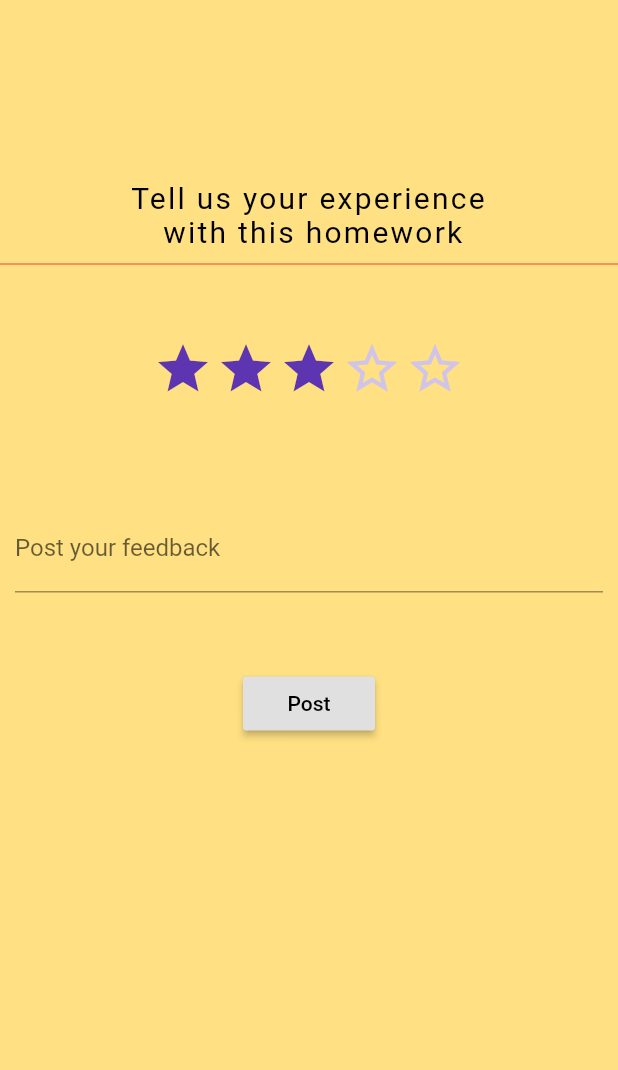
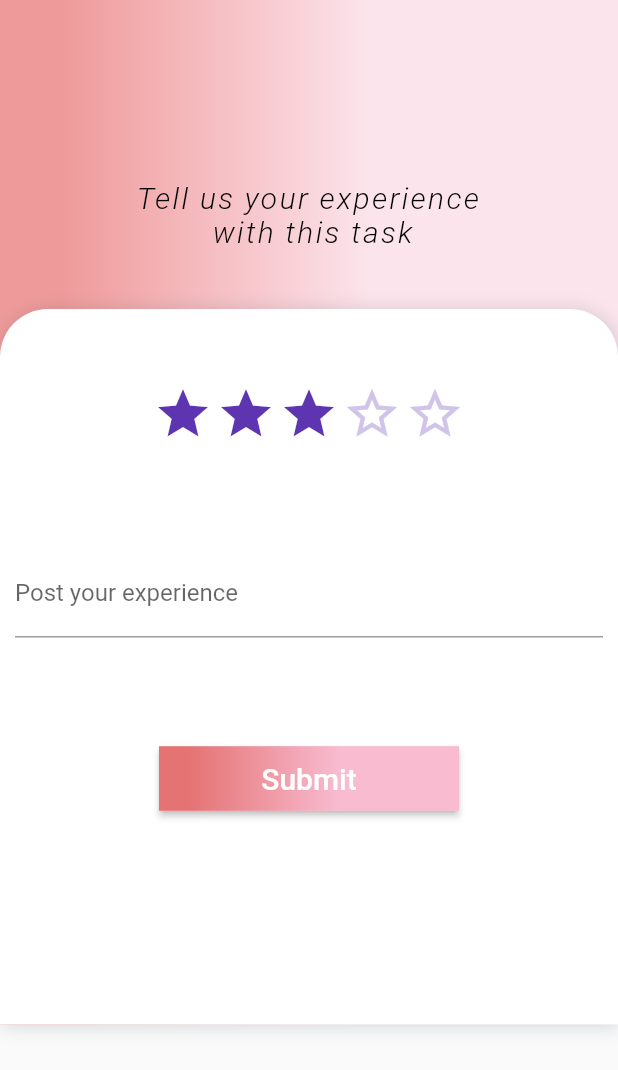
Before and after one commit to CostaHiripis/Project-Inovate, a Flutter app: the Rating screen opened directly, on a phone screen of 412 x 824 dp. Shown: the top 1070 px of the screen. Run offline on Flutter 3.47's test engine with Material 2 defaults, Android fonts, the phone set to English and light mode, and no system bars; drawn by our look-alikes of smooth_star_rating; our stand-ins replace cloud_firestore, firebase_auth, flutter_local_notifications, flutter_secure_storage, google_fonts, random_string and 2 more; missing offline and left inert: password; accounts and stored records are empty.

Commit message:
Created rating review page and changed rating page
1.Now after user clickes on completed event he is redirected to new page RatingReview. It has a bried summorize of event
2.Rating page now has a new ui
3.After user clicks on event that is not completed he is redirected to rating page and after submiting event is marked as completed

```diff
--- /dev/null
+++ b/lib/reviewDisplay/design_course_app_theme.dart
@@ -0,0 +1,94 @@
+import 'package:flutter/material.dart';
+
+class DesignCourseAppTheme {
+  DesignCourseAppTheme._();
+
+  static const Color notWhite = Color(0xFFEDF0F2);
+  static const Color nearlyWhite = Color(0xFFFFFFFF);
+  static const Color nearlyBlue = Color(0xFF00B6F0);
+  static const Color nearlyBlack = Color(0xFF213333);
+  static const Color grey = Color(0xFF3A5160);
+  static const Color dark_grey = Color(0xFF313A44);
+
+  static const Color darkText = Color(0xFF253840);
+  static const Color darkerText = Color(0xFF17262A);
+  static const Color lightText = Color(0xFF4A6572);
+  static const Color deactivatedText = Color(0xFF767676);
+  static const Color dismissibleBackground = Color(0xFF364A54);
+  static const Color chipBackground = Color(0xFFEEF1F3);
+  static const Color spacer = Color(0xFFF2F2F2);
+
+  static const TextTheme textTheme = TextTheme(
+    headline4: display1,
+    headline5: headline,
+    headline6: title,
+    subtitle2: subtitle,
+    bodyText1: body2,
+    bodyText2: body1,
+    caption: caption,
+  );
+
+  static const TextStyle display1 = TextStyle(
+    // h4 -> display1
+    fontFamily: 'WorkSans',
+    fontWeight: FontWeight.bold,
+    fontSize: 36,
+    letterSpacing: 0.4,
+    height: 0.9,
+    color: darkerText,
+  );
+
+  static const TextStyle headline = TextStyle(
+    // h5 -> headline
+    fontFamily: 'WorkSans',
+    fontWeight: FontWeight.bold,
+    fontSize: 24,
+    letterSpacing: 0.27,
+    color: darkerText,
+  );
+
+  static const TextStyle title = TextStyle(
+    // h6 -> title
+    fontFamily: 'WorkSans',
+    fontWeight: FontWeight.bold,
+    fontSize: 16,
+    letterSpacing: 0.18,
+    color: darkerText,
+  );
+
+  static const TextStyle subtitle = TextStyle(
+    // subtitle2 -> subtitle
+    fontFamily: 'WorkSans',
+    fontWeight: FontWeight.w400,
+    fontSize: 14,
+    letterSpacing: -0.04,
+    color: darkText,
+  );
+
+  static const TextStyle body2 = TextStyle(
+    // body1 -> body2
+    fontFamily: 'WorkSans',
+    fontWeight: FontWeight.w400,
+    fontSize: 14,
+    letterSpacing: 0.2,
+    color: darkText,
+  );
+
+  static const TextStyle body1 = TextStyle(
+    // body2 -> body1
+    fontFamily: 'WorkSans',
+    fontWeight: FontWeight.w400,
+    fontSize: 16,
+    letterSpacing: -0.05,
+    color: darkText,
+  );
+
+  static const TextStyle caption = TextStyle(
+    // Caption -> caption
+    fontFamily: 'WorkSans',
+    fontWeight: FontWeight.w400,
+    fontSize: 12,
+    letterSpacing: 0.2,
+    color: lightText, // was lightText
+  );
+}
--- a/lib/services/rating.dart
+++ b/lib/services/rating.dart
@@ -2,6 +2,7 @@ import 'dart:async';
 
 import 'package:CheckOff/app.dart';
 import 'package:CheckOff/calendarpage.dart';
+import 'package:CheckOff/reviewDisplay/design_course_app_theme.dart';
 import 'package:CheckOff/services/auth.dart';
 import 'package:cloud_firestore/cloud_firestore.dart';
 import 'package:firebase_auth/firebase_auth.dart';
@@ -54,8 +55,21 @@ class _RatingState extends State<Rating> {
   @override
   Widget build(BuildContext context) {
     return Scaffold(
-        backgroundColor: Colors.amber[200],
+        // backgroundColor: Colors.redAccent[50],
         body: SingleChildScrollView(
+            child: Container(
+      // color: Colors.red[200],
+      decoration: BoxDecoration(
+        gradient: LinearGradient(stops: [
+          0.1,
+          0.6,
+        ], colors: [
+          Colors.red[200],
+          Colors.pink[50]
+        ]),
+        // border: new Border.all(color: Colors.white, width: 5.0),
+        // borderRadius: new BorderRadius.circular(10.0),
+      ),
       child: Column(
         children: <Widget>[
           SizedBox(
@@ -64,18 +78,38 @@ class _RatingState extends State<Rating> {
           Container(
             // color: Colors.black,
             margin: EdgeInsets.fromLTRB(0, 20, 0, 0),
-              child: Text('Tell us your experience \n with this homework',
+            child: Text('Tell us your experience \n with this task',
                 textAlign: TextAlign.center,
                 style: TextStyle(
-                      color: Colors.black, fontSize: 20, letterSpacing: 1.5)),
+                    fontStyle: FontStyle.italic,
+                    fontWeight: FontWeight.w300,
+                    color: Colors.black,
+                    fontSize: 20,
+                    letterSpacing: 1.5)),
           ),
-            Divider(
-              height: 20,
-              color: Colors.red,
-            ),
+          // Divider(
+          //   height: 20,
+          //   color: Colors.pink,
+          // ),
           SizedBox(
             height: 40,
           ),
+          Container(
+            decoration: BoxDecoration(
+              color: DesignCourseAppTheme.nearlyWhite,
+              borderRadius: const BorderRadius.only(
+                  topLeft: Radius.circular(32.0),
+                  topRight: Radius.circular(32.0)),
+              boxShadow: <BoxShadow>[
+                BoxShadow(
+                    color: DesignCourseAppTheme.grey.withOpacity(0.2),
+                    offset: const Offset(1.1, 1.1),
+                    blurRadius: 10.0),
+              ],
+            ),
+            child: Column(
+              children: <Widget>[
+                SizedBox(height: 50),
                 SmoothStarRating(
                   rating: rating,
                   isReadOnly: false,
@@ -100,7 +134,7 @@ class _RatingState extends State<Rating> {
                   // color: Colors.blue,
                   child: TextFormField(
                     decoration: const InputDecoration(
-                  labelText: 'Post your feedback',
+                      labelText: 'Post your experience',
                     ),
                     onChanged: (val) {
                       setState(() {
@@ -111,7 +145,7 @@ class _RatingState extends State<Rating> {
                   ),
                 ),
                 SizedBox(
-              height: 40,
+                  height: 60,
                 ),
                 RaisedButton(
                     onPressed: () {
@@ -124,11 +158,34 @@ class _RatingState extends State<Rating> {
                         );
                       });
                     },
-                child: Text('Post', style: TextStyle(color: Colors.black))),
-            // Container(
-            //   child: Text("" + auth.returnCurrentUser()),
-            // )
+                    textColor: Colors.white,
+                    padding: const EdgeInsets.all(0.0),
+                    child: Container(
+                      width: 200,
+                      decoration: BoxDecoration(
+                        gradient: LinearGradient(stops: [
+                          0.1,
+                          0.6,
+                        ], colors: [
+                          Colors.red[300],
+                          Colors.pink[100]
+                        ]),
+                        // border: new Border.all(color: Colors.white, width: 5.0),
+                        // borderRadius: new BorderRadius.circular(10.0),
+                      ),
+                      padding: const EdgeInsets.all(10.0),
+                      child: Center(
+                          child: const Text('Submit',
+                              style: TextStyle(fontSize: 20))),
+                    )),
+                SizedBox(
+                  height: 140,
+                ),
               ],
+            ),
+          ),
+        ],
+      ),
     )));
   }
 }
--- a/lib/testpage.dart
+++ b/lib/testpage.dart
@@ -8,9 +8,7 @@ class TestPage extends StatefulWidget {
   _TestPageState createState() => _TestPageState();
 }
 
-void showNotification(){
-
-}
+void showNotification() {}
 
 class _TestPageState extends State<TestPage> {
   @override
@@ -21,7 +19,7 @@ class _TestPageState extends State<TestPage> {
       ),
       body:
           Text("This is just an empty page for now, nothing special... yet ;)"),
-          floatingActionButton: new FloatingActionButton(
+      floatingActionButton: new FloatingActionButton(
         onPressed: showNotification,
         tooltip: 'Increment',
         child: new Icon(Icons.notifications),
--- a/pubspec.yaml
+++ b/pubspec.yaml
@@ -69,6 +69,7 @@ flutter:
   # To add assets to your application, add an assets section, like this:
   assets:
   - images/logoBlue.png
+  - images/keanu.png
 
   # An image asset can refer to one or more resolution-specific "variants", see
   # https://flutter.dev/assets-and-images/#resolution-aware.
```
Also changed, not shown: lib/calendarpage.dart (+33 -3 lines), lib/reviewDisplay/reviewDisplay.dart (added, +386 -0 lines), images/keanu.png (added). Lines whose indentation alone changed are shown as unchanged.
